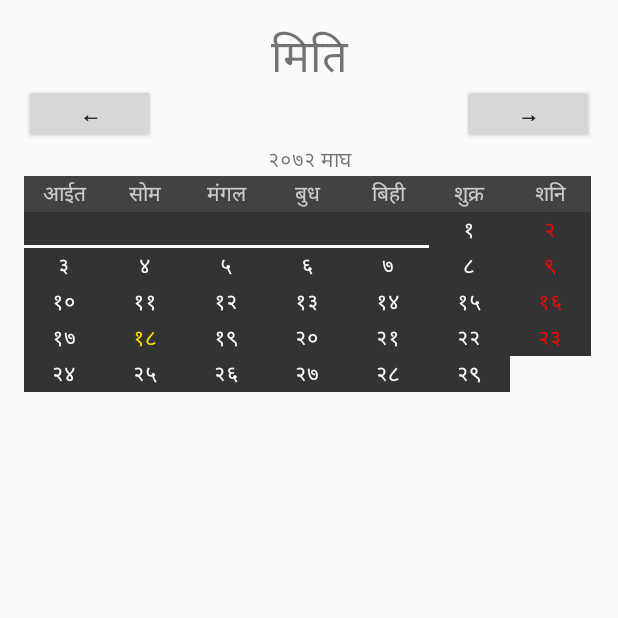
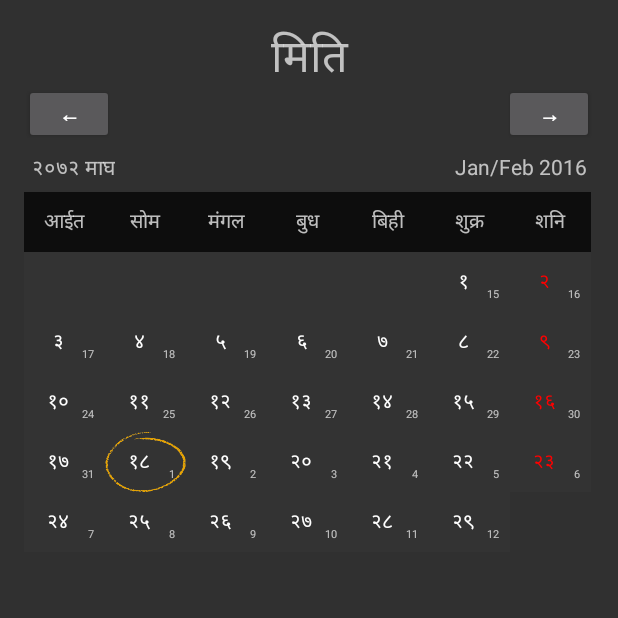
Before and after one commit to bibekdahal/Miti, an Android app: the screen it shows after launch (MainActivity), on a phone screen of 412 x 824 dp, the top half of it. Run offline under Robolectric (Android 15) with nearby library versions, the phone set to English and light mode, and no system bars.

Commit message:
Use image circle mark and show english calendar

```diff
--- /dev/null
+++ b/app/src/main/java/com/bibta/miti/Date.java
@@ -0,0 +1,46 @@
+package com.bibta.miti;
+
+import java.util.Calendar;
+
+// A simple date class
+
+public class Date {
+    public int year=0, month=0, day=0;
+
+    public Date(int year, int month, int day) {
+        this.year = year;
+        this.month = month;
+        this.day = day;
+    }
+
+    public Date(Calendar calendar) {
+        year = calendar.get(Calendar.YEAR);
+        month = calendar.get(Calendar.MONTH) + 1;
+        day = calendar.get(Calendar.DAY_OF_MONTH);
+    }
+
+    Calendar getCalendar() {
+        Calendar c = Calendar.getInstance();
+        c.clear();
+        c.set(year, month - 1, day);
+        return c;
+
+    }
+
+    Date convertToNepali() {
+        return DateUtils.getNepaliDate(this);
+    }
+
+    Date convertToEnglish() { return DateUtils.getEnglishDate(this); }
+
+    int getDaysTill(Date newDate) {
+        return (int)((newDate.getCalendar().getTimeInMillis()
+                - getCalendar().getTimeInMillis())
+                / (24*60*60*1000))+1;
+    }
+
+    @Override
+    public String toString() {
+        return year+"/"+month+"/"+day;
+    }
+}
--- a/app/src/main/java/com/bibta/miti/NepaliDate.java
+++ b/app/src/main/java/com/bibta/miti/DateUtils.java
@@ -2,7 +2,8 @@ package com.bibta.miti;
 
 import java.util.Calendar;
 
-public class NepaliDate {
+// Data database and utilities function
+public class DateUtils {
     public final static int startNepaliYear = 2000;
     public final static Date startEnglishDate = new Date(1943, 4, 14);
 
@@ -104,53 +105,11 @@ public class NepaliDate {
         return data[year-startNepaliYear][month-1];
     }
 
-    public static class Date {
-        public int year=0, month=0, day=0;
-        public Date() {}
-
-        public Date(int year, int month, int day) {
-            this.year = year;
-            this.month = month;
-            this.day = day;
-        }
-
-        public Date(Calendar calendar) {
-            year = calendar.get(Calendar.YEAR);
-            month = calendar.get(Calendar.MONTH) + 1;
-            day = calendar.get(Calendar.DAY_OF_MONTH);
-        }
-
-        Calendar getCalendar() {
-            Calendar c = Calendar.getInstance();
-            c.clear();
-            c.set(year, month - 1, day);
-            return c;
-
-        }
-
-        Date convertToNepali() {
-            return getDate(this);
-        }
-
-        Date convertToEnglish() { return getEnglishDate(this); }
-
-        int getDaysTill(Date newDate) {
-            return (int)((newDate.getCalendar().getTimeInMillis()
-                    - getCalendar().getTimeInMillis())
-                    / (24*60*60*1000))+1;
-        }
-
-        @Override
-        public String toString() {
-            return year+"/"+month+"/"+day;
-        }
-    }
-
     public static int getNumYears() {
         return data.length;
     }
 
-    public static Date getDate(Date engDate) {
+    public static Date getNepaliDate(Date engDate) {
         int days = startEnglishDate.getDaysTill(engDate) + 1;
 
         for (int i=0; i<getNumYears(); ++i) {
--- a/app/src/main/java/com/bibta/miti/MainActivity.java
+++ b/app/src/main/java/com/bibta/miti/MainActivity.java
@@ -7,18 +7,19 @@ import android.widget.GridView;
 import android.widget.TextView;
 
 import java.util.Calendar;
+import java.util.Locale;
 
 public class MainActivity extends AppCompatActivity {
     NepaliCalendarAdapter mAdapter;
     GridView mCalendar;
-    NepaliDate.Date mCurrentDate;
+    Date mCurrentDate;
 
     @Override
     protected void onCreate(Bundle savedInstanceState) {
         super.onCreate(savedInstanceState);
         setContentView(R.layout.activity_main);
 
-        NepaliDate.Date today = new NepaliDate.Date(Calendar.getInstance()).convertToNepali();
+        Date today = new Date(Calendar.getInstance()).convertToNepali();
         mAdapter = new NepaliCalendarAdapter(this, today);
         mCurrentDate = today;
 
@@ -60,7 +61,23 @@ public class MainActivity extends AppCompatActivity {
     }
 
     private void changeTitle() {
-        String title = NepaliTranslator.getNumber(mCurrentDate.year + "") + " " +NepaliTranslator.getMonth(mCurrentDate.month);
-        ((TextView)findViewById(R.id.title)).setText(title);
+        String nepali = NepaliTranslator.getNumber(mCurrentDate.year + "") + " "
+                + NepaliTranslator.getMonth(mCurrentDate.month);
+        ((TextView)findViewById(R.id.nepaliMonthYear)).setText(nepali);
+
+        Date eDate1 = new Date(mCurrentDate.year, mCurrentDate.month, 1).convertToEnglish();
+        Date eDate2 = new Date(mCurrentDate.year, mCurrentDate.month, 26).convertToEnglish();
+
+        String english = getEnglishMonth(eDate1.month) + "/"
+            + getEnglishMonth(eDate2.month);
+        english += " " + eDate1.year + (eDate1.year==eDate2.year?"":"/"+eDate2.year);
+        ((TextView) findViewById(R.id.englishMonthYear)).setText(english);
+    }
+
+    public static String getEnglishMonth(int month) {
+        Calendar calendar = Calendar.getInstance();
+        calendar.clear();
+        calendar.set(Calendar.MONTH, month-1);
+        return calendar.getDisplayName(Calendar.MONTH, Calendar.SHORT, Locale.getDefault());
     }
 }
--- a/app/src/main/java/com/bibta/miti/MitiWidgetProvider.java
+++ b/app/src/main/java/com/bibta/miti/MitiWidgetProvider.java
@@ -34,14 +34,14 @@ public class MitiWidgetProvider extends AppWidgetProvider {
         remoteViews.setTextViewText(R.id.day, day);
 
         // nepali date
-        NepaliDate.Date nepDate = new NepaliDate.Date(calendar).convertToNepali();
+        Date nepDate = new Date(calendar).convertToNepali();
         String nepMonthYear = NepaliTranslator.getMonth(nepDate.month) + "\n" +
                 NepaliTranslator.getNumber(nepDate.year + "");
         remoteViews.setTextViewText(R.id.nepMonthYear, nepMonthYear);
         remoteViews.setTextViewText(R.id.nepDate, NepaliTranslator.getNumber(nepDate.day + ""));
 
 
-        // Set alarm for update in next minute
+        // Set alarm to update in next minute
         int timeTillNextMinute = (60 - calendar.get(Calendar.SECOND)) * 1000;
         Intent intent = new Intent(context, MitiWidgetProvider.class);
         PendingIntent pendingIntent = PendingIntent.getBroadcast(context, 0, intent, 0);
--- a/app/src/main/java/com/bibta/miti/NepaliCalendarAdapter.java
+++ b/app/src/main/java/com/bibta/miti/NepaliCalendarAdapter.java
@@ -1,40 +1,40 @@
 package com.bibta.miti;
 
 import android.content.Context;
-import android.graphics.Color;
-import android.view.Gravity;
+import android.view.LayoutInflater;
 import android.view.View;
 import android.view.ViewGroup;
 import android.widget.BaseAdapter;
+import android.widget.ImageView;
 import android.widget.TextView;
 
 import java.util.Calendar;
 
 public class NepaliCalendarAdapter extends BaseAdapter {
-    private NepaliDate.Date mDate;
-    private NepaliDate.Date mToday;
+    private Date mDate;
+    private Date mToday;
     private int mExtraDays = 0;
     private final Context mContext;
 
-    public NepaliCalendarAdapter(Context context, NepaliDate.Date date) {
+    public NepaliCalendarAdapter(Context context, Date date) {
         mContext = context;
         changeDate(date);
     }
 
-    public void changeDate(NepaliDate.Date date) {
+    public void changeDate(Date date) {
         mDate = date;
 
-        NepaliDate.Date temp = new NepaliDate.Date(mDate.year, mDate.month, 1);
+        Date temp = new Date(mDate.year, mDate.month, 1);
         Calendar engCalendar = temp.convertToEnglish().getCalendar();
         mExtraDays = engCalendar.get(Calendar.DAY_OF_WEEK)-1;
         notifyDataSetInvalidated();
 
-        mToday = new NepaliDate.Date(Calendar.getInstance()).convertToNepali();
+        mToday = new Date(Calendar.getInstance()).convertToNepali();
     }
 
     @Override
     public int getCount() {
-        return NepaliDate.getNumDays(mDate.year, mDate.month)
+        return DateUtils.getNumDays(mDate.year, mDate.month)
                 + mExtraDays + 7;
     }
 
@@ -50,42 +50,61 @@ public class NepaliCalendarAdapter extends BaseAdapter {
 
     @Override
     public View getView(int position, View convertView, ViewGroup parent) {
-        TextView textView;
-        if (convertView == null ) {
-            textView = new TextView(mContext);
-            textView.setGravity(Gravity.CENTER);
-            textView.setTextSize(14);
-            textView.setPadding(2, 2, 2, 2);
+
+        if (convertView == null)
+            convertView = LayoutInflater.from(mContext).inflate(R.layout.layout_date, parent, false);
+
+        TextView textView1 = (TextView)convertView.findViewById(R.id.nepaliDate);
+        TextView textView2 = (TextView)convertView.findViewById(R.id.englishDate);
+        ImageView imageView = (ImageView)convertView.findViewById(R.id.circle_back);
+
+        // Set text
+
+        // Day headers
+        if (position < 7) {
+            textView1.setText(NepaliTranslator.getShortDay(position));
+            textView2.setVisibility(View.GONE);
         }
-        else
-            textView = (TextView)convertView;
+        // Days
+        else if (position >= mExtraDays+7) {
+            int dt = (position + 1 - mExtraDays - 7);
+            textView1.setText(NepaliTranslator.getNumber(dt + ""));
 
+            String dt2 = new Date(mDate.year, mDate.month, dt).convertToEnglish().day + "";
+            textView2.setText(dt2);
+            textView2.setVisibility(View.VISIBLE);
+
+        }
+        else {
+            textView1.setText("");
+            textView2.setVisibility(View.GONE);
+        }
+
+        // Set background and colors
+
+        imageView.setVisibility(View.GONE);
+
+        // Day headers
         if (position < 7) {
-            textView.setText(NepaliTranslator.getShortDay(position));
+            convertView.setBackgroundColor(0xBB000000);
+            textView1.setTextColor(0xBBFFFFFF);
+            textView1.setPadding(0,0,0,0);
         }
-        else if (position >= mExtraDays+7) {
-            String date = NepaliTranslator.getNumber("" + (position + 1 - mExtraDays - 7));
-            textView.setText(date);
-        }
-        else
-            textView.setText("");
 
+        // Days
+        else {
+            convertView.setBackgroundColor(0xFF333333);
+            if (position % 7 == 6)
+                textView1.setTextColor(0xFFFF0000);
+            else
+                textView1.setTextColor(0xFFFFFFFF);
 
-        if (position < 7) {
-            textView.setBackgroundColor(Color.parseColor("#BB000000"));
-            textView.setTextColor(Color.parseColor("#BBFFFFFF"));
-        } else {
-            textView.setBackgroundColor(Color.parseColor("#333333"));
-
+            // Today
             if (mDate.year == mToday.year && mDate.month == mToday.month
                     && position == mToday.day-1+7+mExtraDays)
-                textView.setTextColor(Color.parseColor("#FFDF00"));
-            else if (position % 7 == 6)
-                textView.setTextColor(Color.parseColor("#FF0000"));
-            else
-                textView.setTextColor(Color.parseColor("#FFFFFF"));
+                imageView.setVisibility(View.VISIBLE);
         }
 
-        return textView;
+        return convertView;
     }
 }
--- a/app/src/main/res/layout/activity_main.xml
+++ b/app/src/main/res/layout/activity_main.xml
@@ -15,7 +15,7 @@
         android:layout_height="40dp"
         android:textSize="30sp"
         android:gravity="center"
-        android:text="मिति"/>
+        android:text="@string/app_name_nepali"/>
 
     <LinearLayout
         android:layout_width="match_parent"
@@ -23,27 +23,43 @@
         android:orientation="horizontal">
         <Button
             android:id="@+id/prevMonth"
-            android:layout_width="wrap_content"
+            android:layout_width="60dp"
             android:layout_height="40dp"
             android:textStyle="bold"
-            android:text="&#8592;"/>
+            android:text="@string/left_arrow"/>
         <View
             android:layout_width="0dp"
             android:layout_weight="1"
             android:layout_height="match_parent" />
         <Button
             android:id="@+id/nextMonth"
-            android:layout_width="wrap_content"
+            android:layout_width="60dp"
             android:layout_height="40dp"
             android:textStyle="bold"
-            android:text="&#8594;"/>
+            android:text="@string/right_arrow"/>
     </LinearLayout>
 
-    <TextView
-        android:id="@+id/title"
+    <LinearLayout
+        android:padding="5dp"
         android:layout_width="match_parent"
         android:layout_height="wrap_content"
-        android:gravity="center"/>
+        android:orientation="horizontal">
+        <TextView
+            android:id="@+id/nepaliMonthYear"
+            android:layout_width="wrap_content"
+            android:layout_height="wrap_content"
+            android:gravity="center"/>
+        <View
+            android:layout_width="0dp"
+            android:layout_weight="1"
+            android:layout_height="match_parent"/>
+        <TextView
+            android:id="@+id/englishMonthYear"
+            android:layout_width="wrap_content"
+            android:layout_height="wrap_content"
+            android:gravity="center"/>
+    </LinearLayout>
+
     <GridView
         android:id="@+id/calendar"
         android:numColumns="7"
@@ -52,4 +68,9 @@
 
     </GridView>
 
+    <View
+        android:layout_width="match_parent"
+        android:layout_height="0dp"
+        android:layout_weight="1"/>
+
 </LinearLayout>
--- /dev/null
+++ b/app/src/main/res/layout/layout_date.xml
@@ -0,0 +1,33 @@
+<?xml version="1.0" encoding="utf-8"?>
+<RelativeLayout xmlns:android="http://schemas.android.com/apk/res/android"
+    android:orientation="vertical"
+    android:layout_width="match_parent"
+    android:layout_height="40dp">
+
+    <ImageView
+        android:id="@+id/circle_back"
+        android:layout_width="match_parent"
+        android:layout_height="match_parent"
+        android:scaleType="fitXY"
+        android:src="@drawable/circle_mark"/>
+
+    <TextView
+        android:id="@+id/nepaliDate"
+        android:layout_width="match_parent"
+        android:layout_height="match_parent"
+        android:paddingLeft="-8dp"
+        android:paddingTop="-4dp"
+        android:gravity="center"
+        android:textSize="13sp"
+        android:text="17"/>
+
+    <TextView
+        android:id="@+id/englishDate"
+        android:layout_width="match_parent"
+        android:layout_height="match_parent"
+        android:gravity="bottom|end"
+        android:padding="7dp"
+        android:textSize="7sp"
+        android:text="15"/>
+
+</RelativeLayout>
--- a/app/src/main/res/values/strings.xml
+++ b/app/src/main/res/values/strings.xml
@@ -1,3 +1,7 @@
 <resources>
     <string name="app_name">Miti</string>
+    <string name="app_name_nepali">मिति</string>
+
+    <string name="left_arrow">←</string>
+    <string name="right_arrow">→</string>
 </resources>
--- a/app/src/main/res/values/styles.xml
+++ b/app/src/main/res/values/styles.xml
@@ -1,7 +1,7 @@
 <resources>
 
     <!-- Base application theme. -->
-    <style name="AppTheme" parent="Theme.AppCompat.Light.NoActionBar">
+    <style name="AppTheme" parent="Theme.AppCompat.NoActionBar">
     </style>
 
 
```
Also changed, not shown: app/src/main/res/drawable/circle_mark.png (added).
